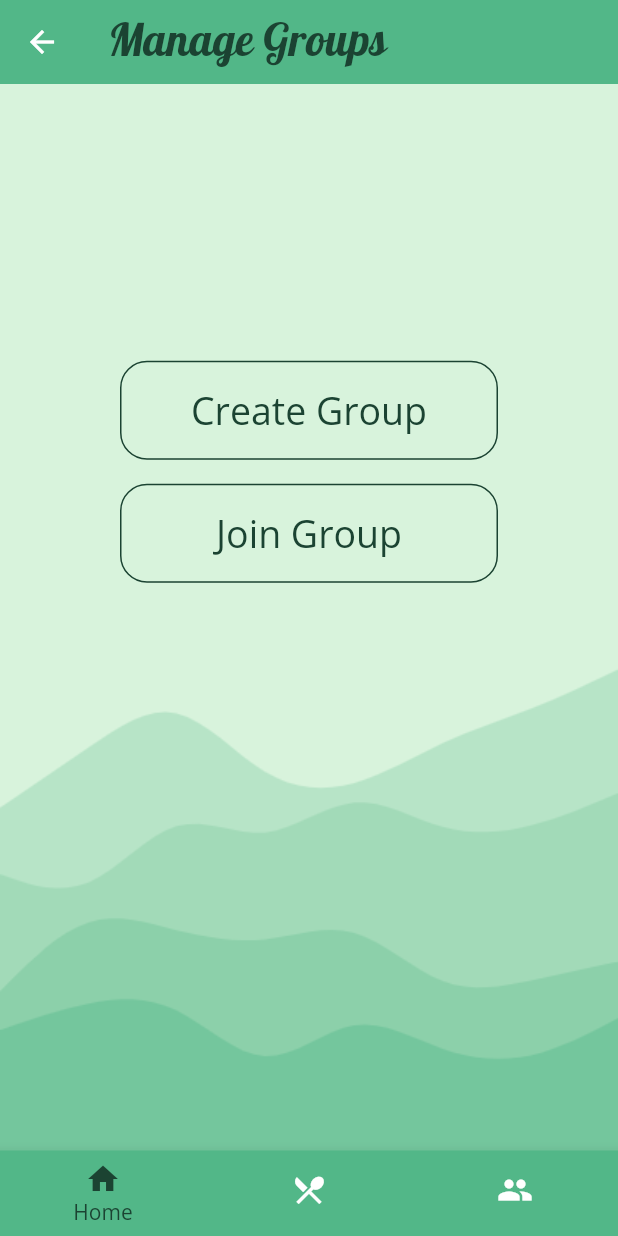
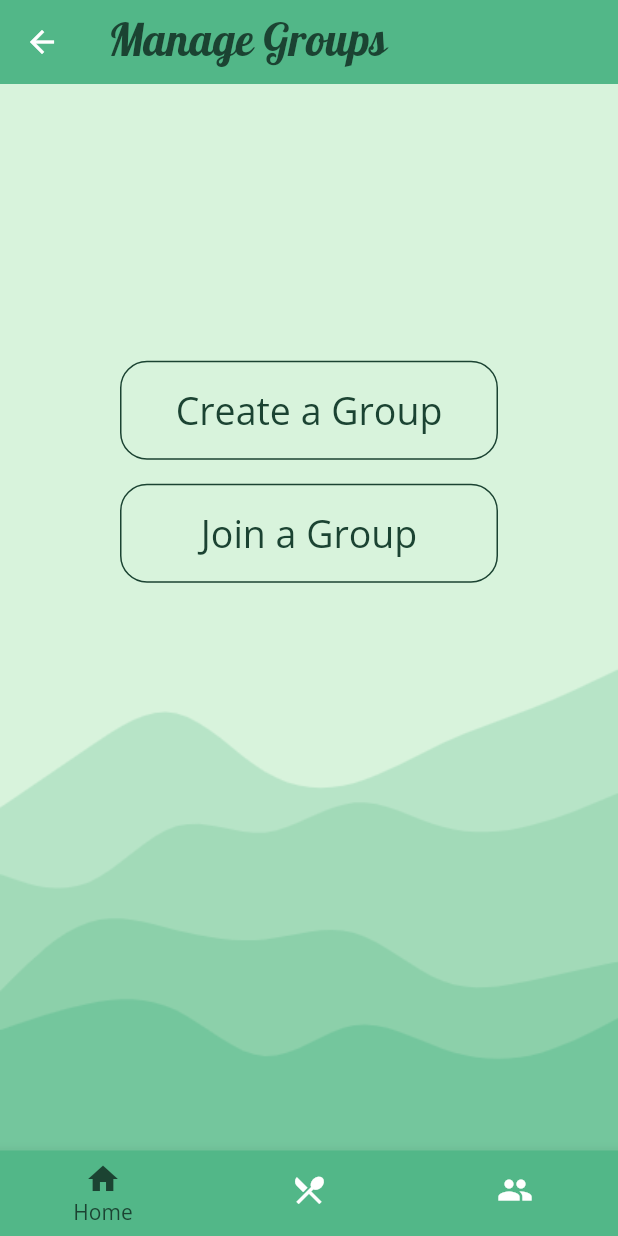
Before and after one commit to Joakim-Johansson/Munchtime, a Flutter app: the screen it shows after launch, after a tap on "Manage Groups", on a phone screen of 412 x 824 dp. Run offline on Flutter 3.47's test engine with Material 2 defaults, Android fonts, the phone set to English and light mode, and no system bars.

Commit message:
Fine tuned some text.

```diff
--- a/lib/views/CreateGroup.dart
+++ b/lib/views/CreateGroup.dart
@@ -29,7 +29,7 @@ class CreateGroupWidget extends State<CreateGroup> {
 
         backgroundColor: Theme.of(context).backgroundColor,
         appBar: AppBar(
-          title: Text("Create Group",
+          title: Text("Create a Group",
           style: TextStyle(
             color: Theme.of(context).focusColor,
             fontFamily: 'Pattaya',
--- a/lib/views/Groups.dart
+++ b/lib/views/Groups.dart
@@ -10,7 +10,7 @@ class Groups extends StatelessWidget {
 
         backgroundColor: Theme.of(context).backgroundColor,
         appBar: AppBar(
-          title: Text("Groups",
+          title: Text("My Groups",
           style: TextStyle(
             color: Theme.of(context).focusColor,
             fontFamily: 'Pattaya',
--- a/lib/views/JoinGroup.dart
+++ b/lib/views/JoinGroup.dart
@@ -29,7 +29,7 @@ class JoinGroupWidget extends State<JoinGroup> {
 
         backgroundColor: Theme.of(context).backgroundColor,
         appBar: AppBar(
-          title: Text("Join Group",
+          title: Text("Join a Group",
           style: TextStyle(
             color: Theme.of(context).focusColor,
             fontFamily: 'Pattaya',
--- a/lib/views/ManageGroups.dart
+++ b/lib/views/ManageGroups.dart
@@ -78,7 +78,7 @@ class ManageGroupsWidget extends State<ManageGroups>{
                   child: Padding(
                     padding: const EdgeInsets.fromLTRB(5, 8, 5, 8),
                     child: Center(
-                      child: Text("Create Group",
+                      child: Text("Create a Group",
                         style: TextStyle(
                             color: Theme.of(context).focusColor,
                             fontSize: 25,
@@ -116,7 +116,7 @@ class ManageGroupsWidget extends State<ManageGroups>{
                 child: Padding(
                   padding: const EdgeInsets.fromLTRB(5, 8, 5, 8),
                   child: Center(
-                    child: Text("Join Group",
+                    child: Text("Join a Group",
                       style: TextStyle(
                         color: Theme.of(context).focusColor,
                         fontSize: 25,
```
